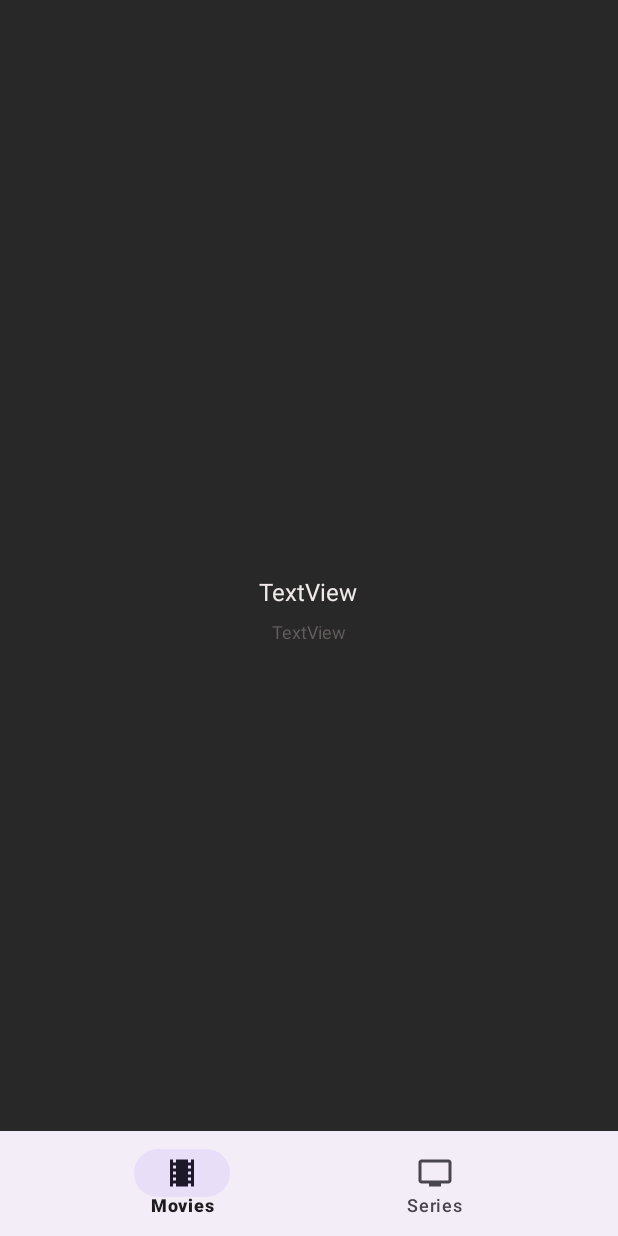
After one commit to ata-mvssghi/MoviesApp, an Android app: the fragment PeopleDetailFragment placed in its activity, on a phone screen of 412 x 824 dp. The commit adds this screen. Run offline under Robolectric (Android 15) with nearby library versions, the phone set to English and light mode, and no system bars; our stand-ins replace data binding; pictures from the network do not load; 1 statement that could not run was skipped.

Commit message:
people detail is on the way of construction

```diff
--- a/app/build.gradle
+++ b/app/build.gradle
@@ -44,6 +44,7 @@ dependencies {
     implementation 'com.google.android.material:material:1.5.0'
     implementation 'androidx.constraintlayout:constraintlayout:2.1.4'
     implementation 'androidx.core:core-ktx:+'
+    implementation 'androidx.legacy:legacy-support-v4:1.0.0'
     testImplementation 'junit:junit:4.13.2'
     androidTestImplementation 'androidx.test.ext:junit:1.1.5'
     androidTestImplementation 'androidx.test.espresso:espresso-core:3.5.1'
--- a/app/src/main/java/com/example/moviesapp/ApiService.kt
+++ b/app/src/main/java/com/example/moviesapp/ApiService.kt
@@ -2,6 +2,7 @@ package com.example.moviesapp
 
 import com.example.moviesapp.api_responses.TopRatedResponse
 import com.example.moviesapp.api_responses.credt.CreditResponse
+import com.example.moviesapp.api_responses.people.PeopleResponse
 import com.example.moviesapp.api_responses.video.Video
 import retrofit2.Response
 import retrofit2.http.GET
@@ -24,4 +25,9 @@ interface ApiService {
     suspend fun getMovieVideo(
         @Path("movie_id") movieId: Int,
     ): Response<Video>
+    @GET("person/{person_id}")
+    @Headers("accept: application/json", "Authorization: Bearer eyJhbGciOiJIUzI1NiJ9.eyJhdWQiOiJmYTVjZmVhZDQ1ZTE5NmNhOGE0MTYzMDM0ZmZkY2UwOCIsInN1YiI6IjY1MjY0NzU1ZWE4NGM3MDBjYTBlN2M2ZCIsInNjb3BlcyI6WyJhcGlfcmVhZCJdLCJ2ZXJzaW9uIjoxfQ.zMJIxrqfxB_-GewKu_lX6kGKoJTICw6AHtpF7_EfFRg")
+    suspend fun getPersonDetails(
+        @Path("person_id") personId: Int,
+    ): Response<PeopleResponse>
 }
--- a/app/src/main/java/com/example/moviesapp/MovieDetailFragment.kt
+++ b/app/src/main/java/com/example/moviesapp/MovieDetailFragment.kt
@@ -12,6 +12,7 @@ import android.webkit.WebView
 import androidx.fragment.app.Fragment
 import androidx.lifecycle.ViewModelProvider
 import androidx.lifecycle.lifecycleScope
+import androidx.navigation.fragment.findNavController
 import androidx.recyclerview.widget.GridLayoutManager
 import androidx.recyclerview.widget.LinearLayoutManager
 import com.bumptech.glide.Glide
@@ -56,7 +57,7 @@ class MovieDetailFragment : Fragment() {
                 Log.i("imdb", "Received: $value")
             }
         }
-        actorsAdapter = ActorsAdapter()
+        actorsAdapter = ActorsAdapter(findNavController())
         val layoutManager = GridLayoutManager(requireContext(),2)
         binding.castRecycler.layoutManager = layoutManager
         binding.castRecycler.adapter = actorsAdapter
--- a/app/src/main/java/com/example/moviesapp/MoviesFragment.kt
+++ b/app/src/main/java/com/example/moviesapp/MoviesFragment.kt
@@ -53,6 +53,7 @@ class MoviesFragment : Fragment() {
                 Log.i("imdb", "Received: $value")
             }
         }
+
         moviesAdapter = TopRatedAdapter(findNavController())
         binding.topRatedMoivesList.adapter = moviesAdapter
         var isScrolling = false
--- /dev/null
+++ b/app/src/main/java/com/example/moviesapp/PeopleDetailFragment.kt
@@ -0,0 +1,71 @@
+package com.example.moviesapp
+
+import android.os.Bundle
+import android.util.Log
+import androidx.fragment.app.Fragment
+import android.view.LayoutInflater
+import android.view.View
+import android.view.ViewGroup
+import android.widget.ImageView
+import androidx.lifecycle.ViewModelProvider
+import androidx.lifecycle.lifecycleScope
+import com.bumptech.glide.Glide
+import com.example.moviesapp.api_responses.people.PeopleResponse
+import com.example.moviesapp.databinding.FragmentPeopleDetailBinding
+import com.example.moviesapp.viewModels.PersonDetailViewModel
+import kotlinx.coroutines.launch
+
+class PeopleDetailFragment : Fragment() {
+    lateinit var binding : FragmentPeopleDetailBinding
+    lateinit var viewModel : PersonDetailViewModel
+     var personId : Int = 0
+    override fun onCreate(savedInstanceState: Bundle?) {
+        super.onCreate(savedInstanceState)
+
+    }
+
+    override fun onCreateView(
+        inflater: LayoutInflater, container: ViewGroup?,
+        savedInstanceState: Bundle?
+    ): View? {
+        binding = FragmentPeopleDetailBinding.inflate(inflater)
+        viewModel = ViewModelProvider(this).get(PersonDetailViewModel::class.java)
+        personId = arguments?.getInt("person_id")!!
+        viewModel.getPersonDetail(personId)
+        // Inflate the layout for this fragment
+        return binding.root
+    }
+
+    override fun onViewCreated(view: View, savedInstanceState: Bundle?) {
+        super.onViewCreated(view, savedInstanceState)
+        viewLifecycleOwner.lifecycleScope.launch {
+            viewModel.stateFlow.collect { value ->
+                handleEvent(value)
+                Log.i("imdb", "Received: $value")
+            }
+        }
+    }
+
+    fun handleEvent(event:String){
+        when(event){
+            "person detail info fetched" ->{
+                setUpInfo(viewModel.personDetail)
+            }
+
+
+        }
+    }
+    fun setUpInfo(personDetail :PeopleResponse){
+        binding.namePersonDetail.text = personDetail.name
+        binding.career.text = personDetail.known_for_department
+        val tmdbBaseUrl = "https://image.tmdb.org/t/p/"
+        val imageSize = "original"
+        val backdropPath = personDetail.profile_path
+        val imageUrl = "$tmdbBaseUrl$imageSize$backdropPath"
+        Glide.with(requireContext())
+            .load(imageUrl)
+            .placeholder(R.drawable.placeholder)
+            .into(binding.imageView2)
+        //TODO
+    }
+}
--- a/app/src/main/java/com/example/moviesapp/adapters/ActorsAdapter.kt
+++ b/app/src/main/java/com/example/moviesapp/adapters/ActorsAdapter.kt
@@ -3,15 +3,18 @@ package com.example.moviesapp.adapters
 import android.telephony.PhoneNumberUtils.formatNumber
 import android.view.LayoutInflater
 import android.view.ViewGroup
+import androidx.navigation.NavController
 import androidx.recyclerview.widget.AsyncListDiffer
 import androidx.recyclerview.widget.DiffUtil
 import androidx.recyclerview.widget.RecyclerView
 import com.bumptech.glide.Glide
+import com.example.moviesapp.MovieDetailFragmentDirections
 import com.example.moviesapp.R
 import com.example.moviesapp.api_responses.credt.Cast
 import com.example.moviesapp.databinding.ActorItemBinding
 
 class ActorsAdapter(
+    val navController: NavController
 ): RecyclerView.Adapter<ActorsAdapter.ActorsViewHolder>() {
     inner class ActorsViewHolder(val binding: ActorItemBinding) :
         RecyclerView.ViewHolder(binding.root) {
@@ -55,7 +58,8 @@ class ActorsAdapter(
     override fun onBindViewHolder(holder: ActorsViewHolder, position: Int) {
         differ.currentList[position]?.let { holder.bind(it) }
         holder.itemView.setOnClickListener {
-
+            val action = MovieDetailFragmentDirections.actionMovieDetailFragmentToPeopleDetailFragment(differ.currentList[position].id)
+            navController.navigate(action)
             // naveController.navigate()
         }
     }
--- /dev/null
+++ b/app/src/main/java/com/example/moviesapp/viewModels/PersonDetailViewModel.kt
@@ -0,0 +1,44 @@
+package com.example.moviesapp.viewModels
+
+import android.util.Log
+import androidx.lifecycle.ViewModel
+import androidx.lifecycle.viewModelScope
+import com.example.moviesapp.ApiService
+import com.example.moviesapp.RetrofitInstance
+import com.example.moviesapp.api_responses.credt.Cast
+import com.example.moviesapp.api_responses.people.PeopleResponse
+import kotlinx.coroutines.flow.MutableSharedFlow
+import kotlinx.coroutines.launch
+import retrofit2.Retrofit
+
+class PersonDetailViewModel : ViewModel() {
+    lateinit var personDetail : PeopleResponse
+    private val retrofit : Retrofit = RetrofitInstance.getRetrofitInstance()
+    private val apiService  = retrofit.create(ApiService::class.java)
+    private val _stateFlow = MutableSharedFlow<String>()
+    val stateFlow: MutableSharedFlow<String> get() = _stateFlow
+    fun getPersonDetail(person_id :Int) {
+        viewModelScope.launch {
+            try {
+                val response = apiService.getPersonDetails(person_id)
+                if (response.isSuccessful) {
+                    val newData =  response.body() as PeopleResponse
+                        personDetail = newData
+                    emitEvent("person detail info fetched")
+                } else {
+                    Log.e("imdb",response.errorBody().toString())
+                    Log.e("imdb",response.code().toString())
+                }
+            }
+            catch (e:Exception){
+                Log.e("imdb",e.message.toString())
+            }
+        }
+    }
+    private fun emitEvent(event: String) {
+        viewModelScope.launch {
+            _stateFlow.emit(event)
+            Log.i("imdb", "Emitting: $event")
+        }
+    }
+}
--- /dev/null
+++ b/app/src/main/res/layout/fragment_people_detail.xml
@@ -0,0 +1,58 @@
+<?xml version="1.0" encoding="utf-8"?>
+<layout xmlns:tools="http://schemas.android.com/tools"
+    xmlns:android="http://schemas.android.com/apk/res/android"
+    xmlns:app="http://schemas.android.com/apk/res-auto">
+<FrameLayout
+    android:layout_width="match_parent"
+    android:layout_height="match_parent"
+    tools:context=".PeopleDetailFragment">
+
+    <androidx.core.widget.NestedScrollView
+        android:id="@+id/people_scrollView"
+        android:layout_width="match_parent"
+        android:layout_height="match_parent"
+        android:fillViewport="true"
+        tools:context=".MovieDetailFragment">
+
+        <androidx.constraintlayout.widget.ConstraintLayout
+            android:layout_width="match_parent"
+            android:layout_height="match_parent"
+            android:background="#292828">
+
+            <ImageView
+                android:id="@+id/imageView2"
+                android:layout_width="match_parent"
+                android:layout_height="475dp"
+                app:layout_constraintEnd_toEndOf="parent"
+                app:layout_constraintStart_toStartOf="parent"
+                app:layout_constraintTop_toTopOf="parent"
+                tools:src="@tools:sample/avatars" />
+
+            <TextView
+                android:id="@+id/name_person_detail"
+                android:layout_width="wrap_content"
+                android:layout_height="wrap_content"
+                android:layout_marginBottom="7dp"
+                android:text="TextView"
+                android:textColor="#F1EAEA"
+                android:textSize="16sp"
+                app:layout_constraintBottom_toTopOf="@+id/career"
+                app:layout_constraintEnd_toEndOf="parent"
+                app:layout_constraintHorizontal_bias="0.498"
+                app:layout_constraintStart_toStartOf="parent" />
+
+            <TextView
+                android:id="@+id/career"
+                android:layout_width="wrap_content"
+                android:layout_height="wrap_content"
+                android:layout_marginBottom="46dp"
+                android:text="TextView"
+                android:textColor="#615D5D"
+                android:textSize="12sp"
+                app:layout_constraintBottom_toBottomOf="@+id/imageView2"
+                app:layout_constraintEnd_toEndOf="parent"
+                app:layout_constraintStart_toStartOf="parent" />
+        </androidx.constraintlayout.widget.ConstraintLayout>
+    </androidx.core.widget.NestedScrollView>
+</FrameLayout>
+</layout>
--- a/app/src/main/res/navigation/nave_graph.xml
+++ b/app/src/main/res/navigation/nave_graph.xml
@@ -1,6 +1,7 @@
 <?xml version="1.0" encoding="utf-8"?>
 <navigation xmlns:android="http://schemas.android.com/apk/res/android"
     xmlns:app="http://schemas.android.com/apk/res-auto"
+    xmlns:tools="http://schemas.android.com/tools"
     android:id="@+id/nave_graph"
     app:startDestination="@id/moviesFragment">
 
@@ -19,5 +20,17 @@
         <argument
             android:name="movie"
             app:argType="com.example.moviesapp.model.Movie" />
+        <action
+            android:id="@+id/action_movieDetailFragment_to_peopleDetailFragment"
+            app:destination="@id/peopleDetailFragment" />
+    </fragment>
+    <fragment
+        android:id="@+id/peopleDetailFragment"
+        android:name="com.example.moviesapp.PeopleDetailFragment"
+        android:label="fragment_people_detail"
+        tools:layout="@layout/fragment_people_detail" >
+        <argument
+            android:name="person_id"
+            app:argType="integer" />
     </fragment>
 </navigation>
```
Also changed, not shown: app/src/main/java/com/example/moviesapp/api_responses/people/PeopleResponse.kt (added, +18 -0 lines), app/src/main/res/layout/fragment_movie_detail.xml (+30 -25 lines).
